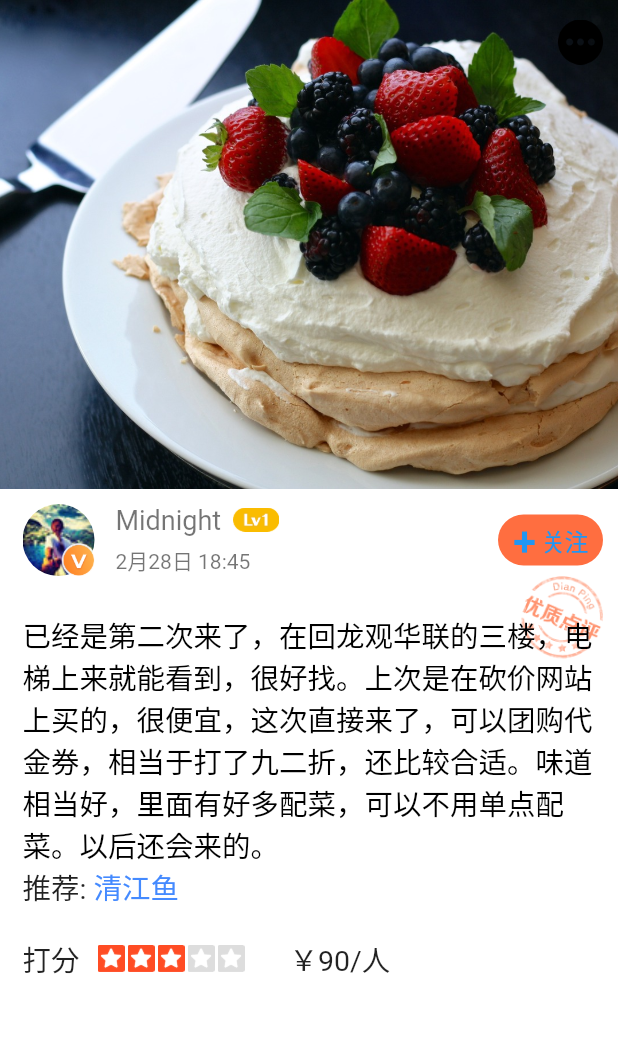
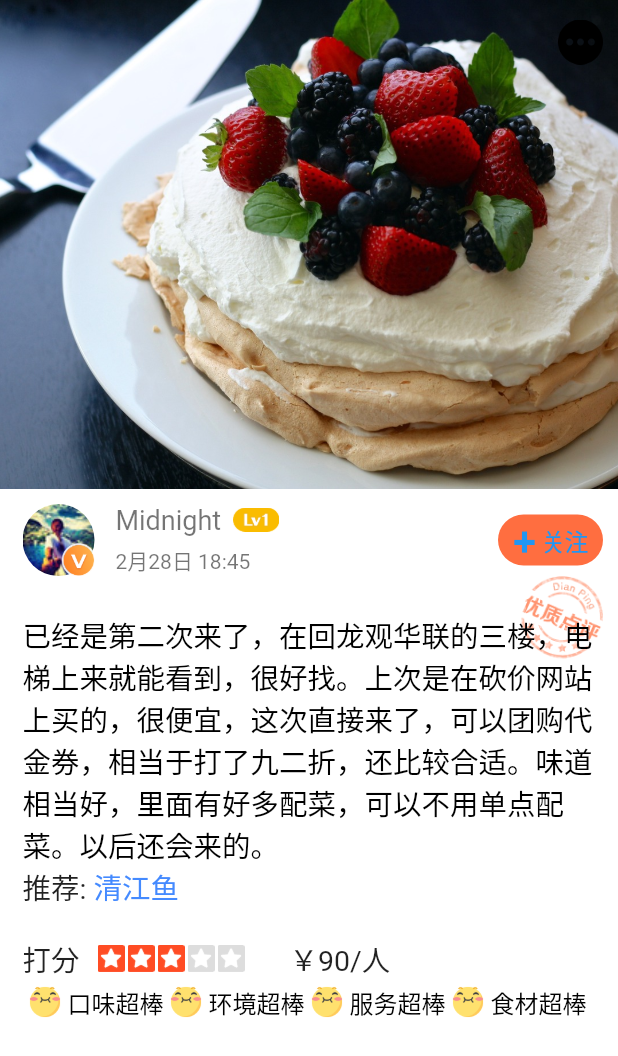
Before and after one commit to lihuichaoo/DianpingFlutterDemo, a Flutter app: the screen it shows after launch, on a phone screen of 412 x 824 dp. Shown: the top 1056 px of the screen. Run offline on Flutter 3.47's test engine with Material 2 defaults, Android fonts, the light colour scheme and no system bars.

Commit message:
add detail score

```diff
--- a/lib/main.dart
+++ b/lib/main.dart
@@ -231,6 +231,33 @@ class MyApp extends StatelessWidget {
           ],
         ));
 
+    Widget _buildIconText(String title) {
+      return Row(
+        children: <Widget>[
+          SizedBox(
+            width: 30,
+            height: 30,
+            child: Image.asset('assets/fa.png'),
+          ),
+          Text(
+            title,
+            style: TextStyle(
+              fontSize: 16,
+              color: Colors.black,
+            ),),
+        ],
+      );
+    }
+
+    final detailScoreRow = Row(
+      children: <Widget>[
+        _buildIconText('口味超棒'),
+        _buildIconText('环境超棒'),
+        _buildIconText('服务超棒'),
+        _buildIconText('食材超棒'),
+      ],
+    );
+
     return Scaffold(
       backgroundColor: Colors.white.withOpacity(0.98),
       body: CustomScrollView(
@@ -258,6 +285,7 @@ class MyApp extends StatelessWidget {
                     ),
                     suggestionSection,
                     scoreSection,
+                    detailScoreRow,
                   ],
                 )
               ),
```
Also changed, not shown: assets/fa.png (added).
